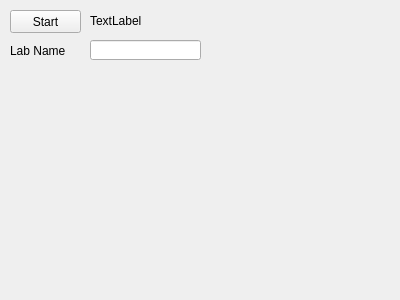
First picture: the form in AWS.bat.ui, repository Nummulith/AWS.bat, before the edit.
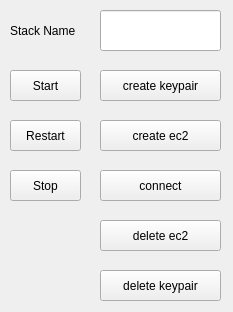
Second picture: the form after the edit.

Diff of the .ui file:
```diff
--- a/AWS.bat.ui
+++ b/AWS.bat.ui
@@ -6,10 +6,16 @@
    <rect>
     <x>0</x>
     <y>0</y>
-    <width>400</width>
-    <height>300</height>
+    <width>233</width>
+    <height>312</height>
    </rect>
   </property>
+  <property name="sizePolicy">
+   <sizepolicy hsizetype="Fixed" vsizetype="Fixed">
+    <horstretch>0</horstretch>
+    <verstretch>0</verstretch>
+   </sizepolicy>
+  </property>
   <property name="windowTitle">
    <string>Form</string>
   </property>
@@ -17,49 +23,127 @@
    <property name="geometry">
     <rect>
      <x>10</x>
-     <y>10</y>
+     <y>70</y>
      <width>71</width>
-     <height>23</height>
+     <height>31</height>
     </rect>
    </property>
    <property name="text">
     <string>Start</string>
    </property>
   </widget>
-  <widget class="QLabel" name="label">
+  <widget class="QLineEdit" name="leStackName">
    <property name="geometry">
     <rect>
-     <x>90</x>
+     <x>100</x>
      <y>10</y>
-     <width>61</width>
-     <height>21</height>
+     <width>121</width>
+     <height>41</height>
     </rect>
    </property>
+  </widget>
+  <widget class="QLabel" name="lStackName">
+   <property name="geometry">
+    <rect>
+     <x>10</x>
+     <y>10</y>
+     <width>71</width>
+     <height>41</height>
+    </rect>
+   </property>
    <property name="text">
-    <string>TextLabel</string>
+    <string>Stack Name</string>
    </property>
   </widget>
-  <widget class="QLineEdit" name="lineEdit">
+  <widget class="QPushButton" name="pbKeyPairCreate">
    <property name="geometry">
     <rect>
-     <x>90</x>
-     <y>40</y>
-     <width>111</width>
-     <height>20</height>
+     <x>100</x>
+     <y>70</y>
+     <width>121</width>
+     <height>31</height>
     </rect>
    </property>
+   <property name="text">
+    <string>create keypair</string>
+   </property>
   </widget>
-  <widget class="QLabel" name="label_2">
+  <widget class="QPushButton" name="pbCloudFormationCreate">
    <property name="geometry">
     <rect>
+     <x>100</x>
+     <y>120</y>
+     <width>121</width>
+     <height>31</height>
+    </rect>
+   </property>
+   <property name="text">
+    <string>create ec2</string>
+   </property>
+  </widget>
+  <widget class="QPushButton" name="pbCloudFormationDelete">
+   <property name="geometry">
+    <rect>
+     <x>100</x>
+     <y>220</y>
+     <width>121</width>
+     <height>31</height>
+    </rect>
+   </property>
+   <property name="text">
+    <string>delete ec2</string>
+   </property>
+  </widget>
+  <widget class="QPushButton" name="pbConnect">
+   <property name="geometry">
+    <rect>
+     <x>100</x>
+     <y>170</y>
+     <width>121</width>
+     <height>31</height>
+    </rect>
+   </property>
+   <property name="text">
+    <string>connect</string>
+   </property>
+  </widget>
+  <widget class="QPushButton" name="pbKeyPairDelete">
+   <property name="geometry">
+    <rect>
+     <x>100</x>
+     <y>270</y>
+     <width>121</width>
+     <height>31</height>
+    </rect>
+   </property>
+   <property name="text">
+    <string>delete keypair</string>
+   </property>
+  </widget>
+  <widget class="QPushButton" name="pbRestart">
+   <property name="geometry">
+    <rect>
      <x>10</x>
-     <y>40</y>
+     <y>120</y>
      <width>71</width>
-     <height>21</height>
+     <height>31</height>
     </rect>
    </property>
    <property name="text">
-    <string>Lab Name</string>
+    <string>Restart</string>
+   </property>
+  </widget>
+  <widget class="QPushButton" name="pbStop">
+   <property name="geometry">
+    <rect>
+     <x>10</x>
+     <y>170</y>
+     <width>71</width>
+     <height>31</height>
+    </rect>
+   </property>
+   <property name="text">
+    <string>Stop</string>
    </property>
   </widget>
  </widget>
```
Left out of the diff: 2 changed lines with no effect on the pictures.
